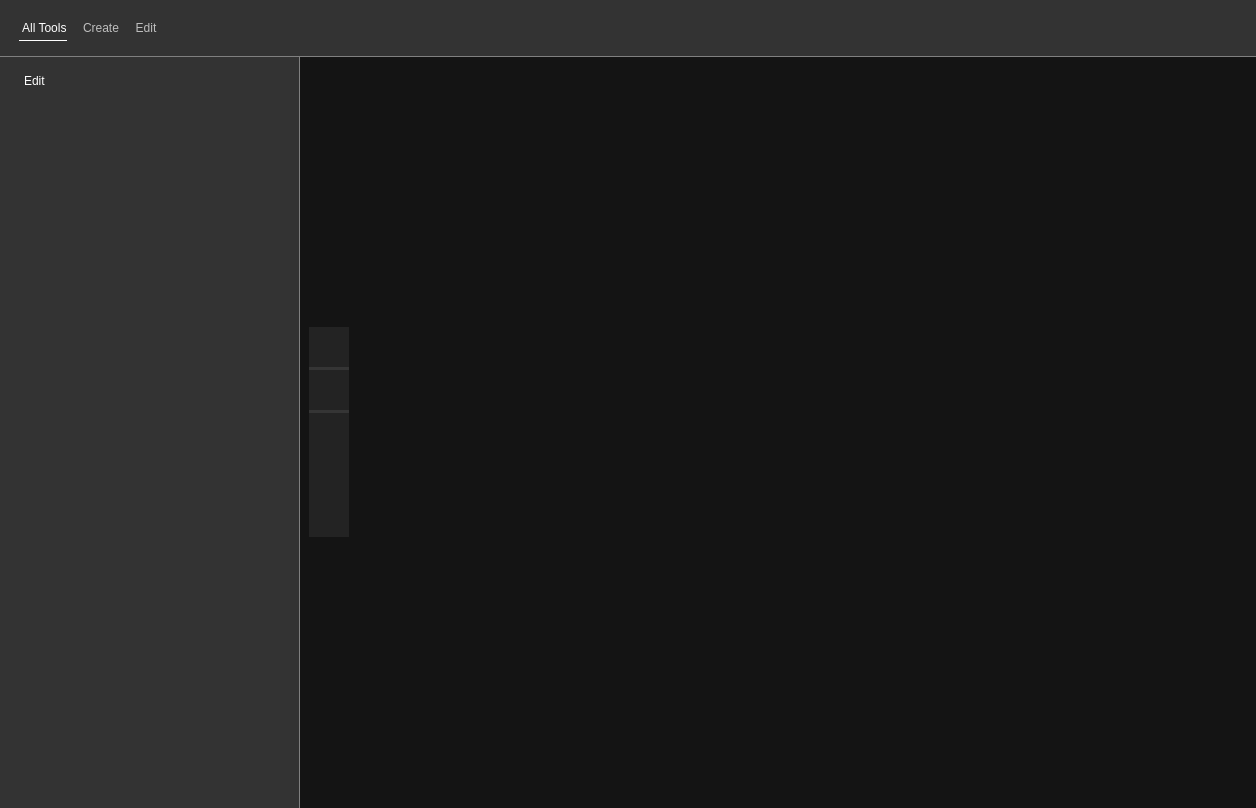
The window that src/ui/workspaceDesignFomr.ui (ligerr13/PE_Spectroradiometer) describes before a commit, drawn with Qt 5.
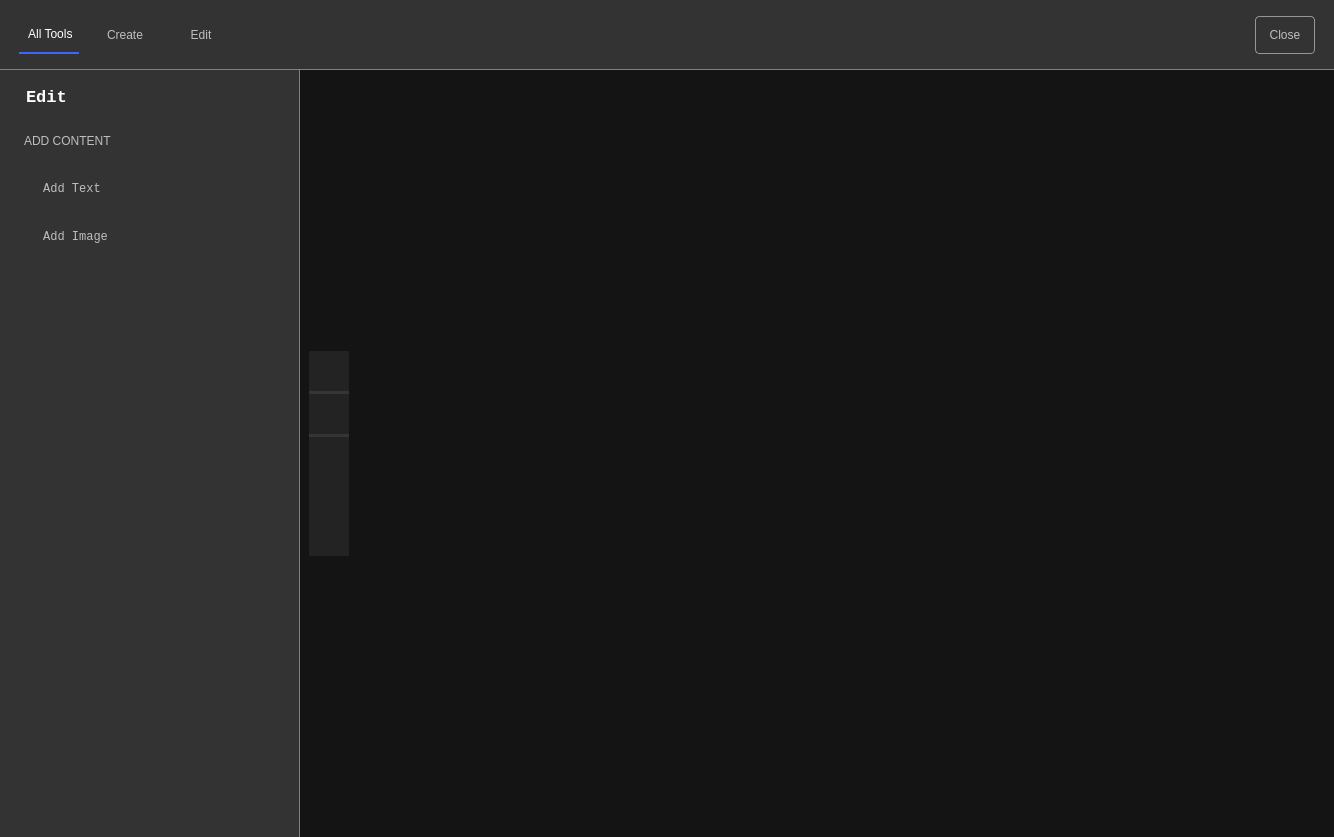
The same window after the commit. The open tabs and pages were chosen to show the change. Icons and pictures are not drawn.

Patch:
```diff
--- a/src/ui/workspaceDesignFomr.ui
+++ b/src/ui/workspaceDesignFomr.ui
@@ -6,8 +6,8 @@
    <rect>
     <x>0</x>
     <y>0</y>
-    <width>1256</width>
-    <height>808</height>
+    <width>1334</width>
+    <height>837</height>
    </rect>
   </property>
   <property name="windowTitle">
@@ -443,6 +443,14 @@
              </property>
              <item>
               <widget class="QLabel" name="label_3">
+               <property name="font">
+                <font>
+                 <family>Consolas</family>
+                 <pointsize>13</pointsize>
+                 <italic>false</italic>
+                 <bold>true</bold>
+                </font>
+               </property>
                <property name="styleSheet">
                 <string notr="true">QLabel {
 	font: 700 10pt &quot;Arial&quot;;
@@ -482,9 +490,6 @@
 }
 QPushButton:focus {
             background: rgb(75, 75, 75);
-}
-QPushButton:!focus {
-            background: transparent;
 }</string>
                </property>
                <property name="text">
@@ -519,7 +524,159 @@
             <property name="cursor">
              <cursorShape>ArrowCursor</cursorShape>
             </property>
-            <layout class="QVBoxLayout" name="verticalLayout_8"/>
+            <property name="styleSheet">
+             <string notr="true">QLabel {font: 700 10pt &quot;Consolas&quot;;color: 	rgb(190, 190, 190);}</string>
+            </property>
+            <layout class="QVBoxLayout" name="verticalLayout_8">
+             <property name="leftMargin">
+              <number>0</number>
+             </property>
+             <property name="topMargin">
+              <number>0</number>
+             </property>
+             <property name="rightMargin">
+              <number>0</number>
+             </property>
+             <property name="bottomMargin">
+              <number>0</number>
+             </property>
+             <item>
+              <widget class="QLabel" name="label_4">
+               <property name="text">
+                <string>ADD CONTENT</string>
+               </property>
+              </widget>
+             </item>
+             <item>
+              <widget class="QWidget" name="widget_13" native="true">
+               <property name="minimumSize">
+                <size>
+                 <width>0</width>
+                 <height>100</height>
+                </size>
+               </property>
+               <property name="styleSheet">
+                <string notr="true">QPushButton {
+		border: 0px;
+		font: 500 10pt &quot;Consolas&quot;;
+		text-align:left;
+		padding: 5 5 5 5;
+		color: 	rgb(190, 190, 190)
+}
+QPushButton:hover {
+            background: rgb(55, 55, 55);
+			color: white;
+        }
+QPushButton:checked  {
+		border: 0px;
+		border-radius: 0px;
+		border-left: 3px solid rgb(63, 101, 255);
+		color: white;
+}
+QPushButton:unchecked  {
+		border: 0px;
+		background-color: transparent;
+		color: 	rgb(171, 171, 171);
+}
+QToolTip{ 
+		font: 12pt;
+		color: rgb(100, 100, 100);
+}
+QWidget {
+border: 0;
+}</string>
+               </property>
+               <layout class="QVBoxLayout" name="verticalLayout_6">
+                <property name="leftMargin">
+                 <number>15</number>
+                </property>
+                <property name="topMargin">
+                 <number>0</number>
+                </property>
+                <property name="rightMargin">
+                 <number>0</number>
+                </property>
+                <property name="bottomMargin">
+                 <number>0</number>
+                </property>
+                <item>
+                 <widget class="QPushButton" name="pushButton_2">
+                  <property name="sizePolicy">
+                   <sizepolicy hsizetype="Fixed" vsizetype="Fixed">
+                    <horstretch>0</horstretch>
+                    <verstretch>0</verstretch>
+                   </sizepolicy>
+                  </property>
+                  <property name="font">
+                   <font>
+                    <family>Consolas</family>
+                    <pointsize>9</pointsize>
+                    <italic>false</italic>
+                    <bold>false</bold>
+                   </font>
+                  </property>
+                  <property name="cursor">
+                   <cursorShape>PointingHandCursor</cursorShape>
+                  </property>
+                  <property name="styleSheet">
+                   <string notr="true">font: 9pt &quot;Consolas&quot;;</string>
+                  </property>
+                  <property name="text">
+                   <string> Add Text</string>
+                  </property>
+                  <property name="icon">
+                   <iconset>
+                    <normaloff>../../resources/icons/edit.png</normaloff>../../resources/icons/edit.png</iconset>
+                  </property>
+                  <property name="iconSize">
+                   <size>
+                    <width>18</width>
+                    <height>18</height>
+                   </size>
+                  </property>
+                 </widget>
+                </item>
+                <item>
+                 <widget class="QPushButton" name="pushButton_4">
+                  <property name="sizePolicy">
+                   <sizepolicy hsizetype="Fixed" vsizetype="Fixed">
+                    <horstretch>0</horstretch>
+                    <verstretch>0</verstretch>
+                   </sizepolicy>
+                  </property>
+                  <property name="font">
+                   <font>
+                    <family>Consolas</family>
+                    <pointsize>9</pointsize>
+                    <italic>false</italic>
+                    <bold>false</bold>
+                   </font>
+                  </property>
+                  <property name="cursor">
+                   <cursorShape>PointingHandCursor</cursorShape>
+                  </property>
+                  <property name="styleSheet">
+                   <string notr="true">font: 9pt &quot;Consolas&quot;;</string>
+                  </property>
+                  <property name="text">
+                   <string> Add Image</string>
+                  </property>
+                  <property name="icon">
+                   <iconset>
+                    <normaloff>../../resources/icons/add-image.png</normaloff>../../resources/icons/add-image.png</iconset>
+                  </property>
+                  <property name="iconSize">
+                   <size>
+                    <width>18</width>
+                    <height>18</height>
+                   </size>
+                  </property>
+                 </widget>
+                </item>
+               </layout>
+              </widget>
+             </item>
+            </layout>
            </widget>
           </item>
           <item row="2" column="0">
@@ -677,12 +834,12 @@
            <property name="maximumSize">
             <size>
              <width>55</width>
-             <height>210</height>
+             <height>205</height>
             </size>
            </property>
            <property name="styleSheet">
             <string notr="true">background-color: rgb(35, 35, 35);
-border: 0px;</string>
+border-radius: 2px;</string>
            </property>
            <layout class="QHBoxLayout" name="horizontalLayout_3">
             <property name="leftMargin">
@@ -1065,7 +1222,7 @@
    <item row="0" column="0" colspan="2">
     <widget class="QWidget" name="widget_5" native="true">
      <property name="sizePolicy">
-      <sizepolicy hsizetype="Expanding" vsizetype="Preferred">
+      <sizepolicy hsizetype="Preferred" vsizetype="Preferred">
        <horstretch>0</horstretch>
        <verstretch>0</verstretch>
       </sizepolicy>
@@ -1073,7 +1230,7 @@
      <property name="maximumSize">
       <size>
        <width>16777215</width>
-       <height>100</height>
+       <height>70</height>
       </size>
      </property>
      <property name="styleSheet">
@@ -1105,13 +1262,19 @@
           <height>0</height>
          </size>
         </property>
+        <property name="maximumSize">
+         <size>
+          <width>16777215</width>
+          <height>70</height>
+         </size>
+        </property>
         <property name="styleSheet">
          <string notr="true">QWidget {border: 0;}
 
 QPushButton {
-font: 630 8pt &quot;Arial&quot;;
+font: 630 8pt &quot;Consolas&quot;;
 color: 	rgb(190, 190, 190);
-padding: 5 0 5 0;
+padding: 5 5 5 5;
 margin: 5 5 5 5;
 }
 QPushButton:hover {
@@ -1121,7 +1284,7 @@
 QPushButton:checked  {
 		border: 0px;
 		border-radius: 0px;
-		border-bottom: 1px solid white;
+		border-bottom: 2px solid  rgb(63, 101, 255);
 		color: white;
 }
 QPushButton:unchecked  {
@@ -1137,6 +1300,18 @@
         <layout class="QHBoxLayout" name="horizontalLayout_2">
          <item>
           <widget class="QPushButton" name="allToolsMenuButton">
+           <property name="sizePolicy">
+            <sizepolicy hsizetype="Minimum" vsizetype="Expanding">
+             <horstretch>0</horstretch>
+             <verstretch>0</verstretch>
+            </sizepolicy>
+           </property>
+           <property name="minimumSize">
+            <size>
+             <width>70</width>
+             <height>0</height>
+            </size>
+           </property>
            <property name="cursor">
             <cursorShape>PointingHandCursor</cursorShape>
            </property>
@@ -1171,6 +1346,18 @@
          </item>
          <item>
           <widget class="QPushButton" name="createMenuButton">
+           <property name="sizePolicy">
+            <sizepolicy hsizetype="Minimum" vsizetype="Expanding">
+             <horstretch>0</horstretch>
+             <verstretch>0</verstretch>
+            </sizepolicy>
+           </property>
+           <property name="minimumSize">
+            <size>
+             <width>70</width>
+             <height>0</height>
+            </size>
+           </property>
            <property name="cursor">
             <cursorShape>PointingHandCursor</cursorShape>
            </property>
@@ -1199,6 +1386,18 @@
          </item>
          <item>
           <widget class="QPushButton" name="editMenuButton">
+           <property name="sizePolicy">
+            <sizepolicy hsizetype="Minimum" vsizetype="Expanding">
+             <horstretch>0</horstretch>
+             <verstretch>0</verstretch>
+            </sizepolicy>
+           </property>
+           <property name="minimumSize">
+            <size>
+             <width>70</width>
+             <height>0</height>
+            </size>
+           </property>
            <property name="cursor">
             <cursorShape>PointingHandCursor</cursorShape>
            </property>
@@ -1224,11 +1423,45 @@
            <property name="sizeHint" stdset="0">
             <size>
              <width>40</width>
-             <height>20</height>
+             <height>60</height>
             </size>
            </property>
           </spacer>
          </item>
+         <item>
+          <widget class="QPushButton" name="closeWorkspaceButton">
+           <property name="sizePolicy">
+            <sizepolicy hsizetype="Minimum" vsizetype="Expanding">
+             <horstretch>0</horstretch>
+             <verstretch>0</verstretch>
+            </sizepolicy>
+           </property>
+           <property name="minimumSize">
+            <size>
+             <width>70</width>
+             <height>0</height>
+            </size>
+           </property>
+           <property name="cursor">
+            <cursorShape>PointingHandCursor</cursorShape>
+           </property>
+           <property name="styleSheet">
+            <string notr="true">QPushButton {
+	border: 1px solid rgb(150, 150, 150);
+	border-radius: 4px;
+	margin: 5 5 5 5;
+	padding: 5 5 5 5;
+}
+QPushButton:hover {
+            background:rgb(150, 150, 150);
+			color: rgb(51,51,51);
+}</string>
+           </property>
+           <property name="text">
+            <string>Close</string>
+           </property>
+          </widget>
+         </item>
         </layout>
        </widget>
       </item>
```
Left out of the diff: 394 changed lines with no effect on the pictures.
